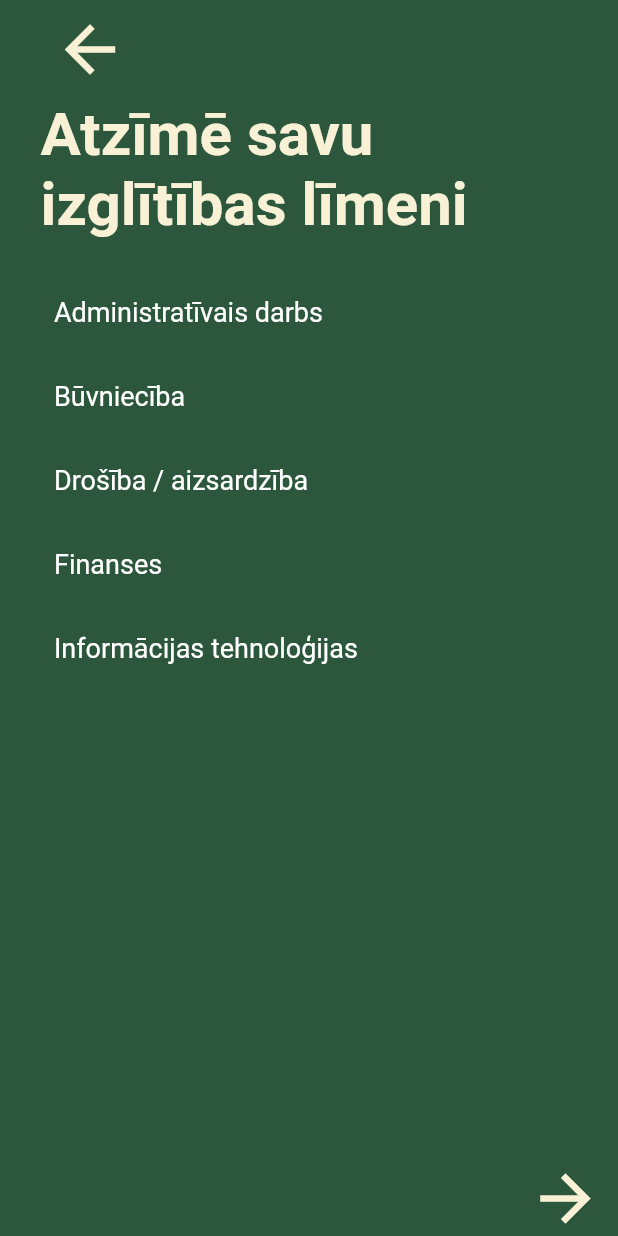
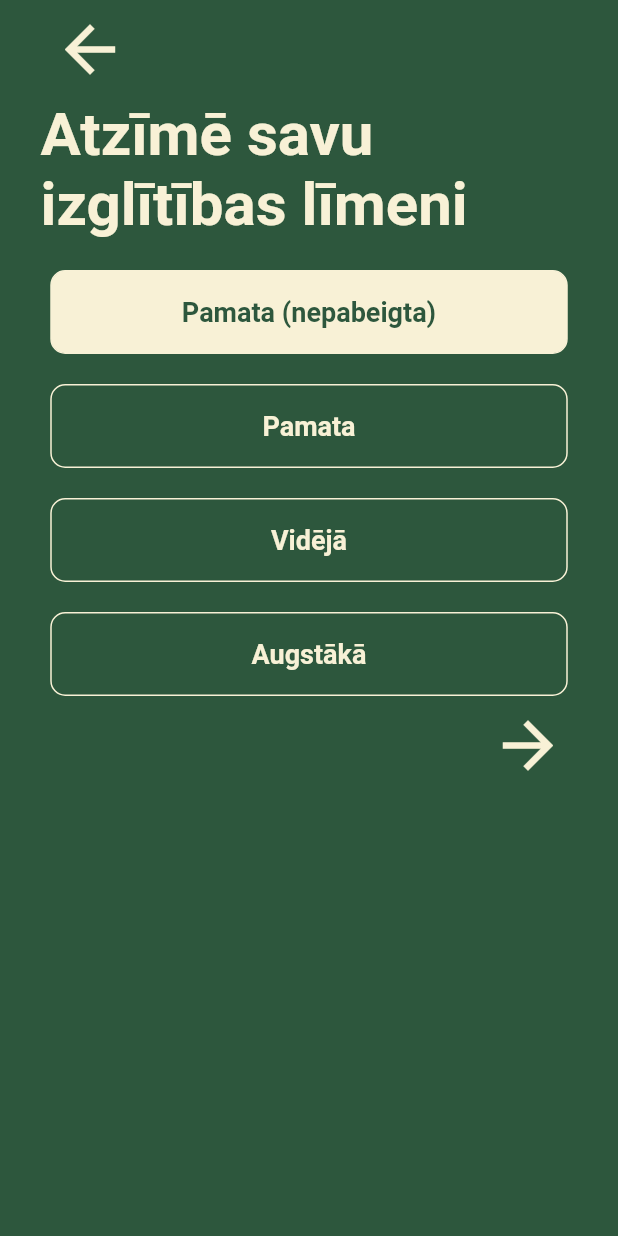
Before and after one commit to janisviksne/emori, a Flutter app: the GenderScreen screen opened directly with empty values, after a tap on the "arrow forward" icon, on a phone screen of 412 x 824 dp. Run offline on Flutter 3.47's test engine with Material 2 defaults, Android fonts, the phone set to English and light mode, and no system bars.

Commit message:
Restored education selection screen, accidental deletion

```diff
--- a/lib/auth_screens/date_picker_screen.dart
+++ b/lib/auth_screens/date_picker_screen.dart
@@ -11,8 +11,8 @@ import 'package:flutter/material.dart';
 import 'package:http/http.dart' as http;
 
 class BirthDatePickerScreen extends StatefulWidget {
-  RegisterUser registerUser;
-  BirthDatePickerScreen(this.registerUser, {Key? key}) : super(key: key);
+  final RegisterUser registerUser;
+  const BirthDatePickerScreen(this.registerUser, {Key? key}) : super(key: key);
 
   @override
   _DatePickerPageState createState() => _DatePickerPageState();
--- a/lib/auth_screens/education_screen.dart
+++ b/lib/auth_screens/education_screen.dart
@@ -1,52 +1,25 @@
-import 'dart:convert';
 import 'dart:developer';
 
+import 'package:emori/auth_screens/profession_screen.dart';
 import 'package:emori/user_constructors/register_user.dart';
 import 'package:emori/utilities/auth_constants.dart';
 import 'package:emori/utilities/widget_constants.dart';
-import 'package:emori/utilities/widgets/auth_widgets/profession_listtile_widget.dart';
+import 'package:emori/utilities/widgets/auth_widgets/container_button.dart';
 import 'package:flutter/material.dart';
-import 'package:http/http.dart' as http;
 
-import 'dashboard.dart';
-
-class ProfessionSelectionScreen extends StatefulWidget {
-  RegisterUser registerUser;
-  ProfessionSelectionScreen(this.registerUser, {Key? key}) : super(key: key);
+class EducationSelectionScreen extends StatefulWidget {
+  final RegisterUser registerUser;
+  const EducationSelectionScreen(this.registerUser, {Key? key})
+      : super(key: key);
 
   @override
-  State<ProfessionSelectionScreen> createState() =>
-      _ProfessionSelectionScreenState();
+  State<EducationSelectionScreen> createState() =>
+      _EducationSelectionScreenState();
 }
 
-class _ProfessionSelectionScreenState extends State<ProfessionSelectionScreen> {
-  String url = "http://10.0.2.2:8080/registerUserData";
-  Future login() async {
-    var res = await http.post(Uri.parse(url),
-        headers: {'Content-Type': 'application/json'},
-        body: json.encode({
-          'email': registerUser.email,
-          'password': registerUser.password,
-          'nickname': registerUser.nickname,
-          'birthdate': registerUser.birthdate
-        }));
-    log(res.body);
-    Navigator.push(
-        context,
-        MaterialPageRoute(
-          builder: (context) => Dashboard(),
-        ));
-  }
-
+class _EducationSelectionScreenState extends State<EducationSelectionScreen> {
+  int _value = 1;
   late RegisterUser registerUser = widget.registerUser;
-  //int _value = 1;
-  final allProfessions = [
-    'Administratīvais darbs',
-    'Būvniecība',
-    'Drošība / aizsardzība',
-    'Finanses',
-    'Informācijas tehnoloģijas',
-  ];
   @override
   Widget build(BuildContext context) {
     return Scaffold(
@@ -66,36 +39,55 @@ class _ProfessionSelectionScreenState extends State<ProfessionSelectionScreen> {
                     ],
                   ),
                   kSizedBox(20.0),
+                  Column(
+                    children: [
+                      ContainerButton<int>(
+                        value: 1,
+                        groupValue: _value,
+                        title: 'Pamata (nepabeigta)',
+                        onChanged: (value) => setState(() {
+                          registerUser.education = 'Pamata (nepabeigta)';
+                          _value = value!;
+                        }),
+                      ),
+                      kSizedBox(20.0),
+                      ContainerButton<int>(
+                        value: 2,
+                        groupValue: _value,
+                        title: 'Pamata',
+                        onChanged: (value) => setState(() {
+                          registerUser.education = 'Pamata';
+                          _value = value!;
+                        }),
+                      ),
+                      kSizedBox(20.0),
+                      ContainerButton<int>(
+                        value: 3,
+                        groupValue: _value,
+                        title: 'Vidējā',
+                        onChanged: (value) => setState(() {
+                          registerUser.education = 'Vidējā';
+                          _value = value!;
+                        }),
+                      ),
+                      kSizedBox(20.0),
+                      ContainerButton<int>(
+                        value: 4,
+                        groupValue: _value,
+                        title: 'Augstākā',
+                        onChanged: (value) => setState(() {
+                          registerUser.education = 'Augstākā';
+                          _value = value!;
+                        }),
+                      ),
                     ],
                   ),
-            ),
                   Expanded(
-              child: ListView(
-                  padding: const EdgeInsets.only(left: 20, right: 20),
-                  scrollDirection: Axis.vertical,
-                  shrinkWrap: true,
-                  children: allProfessions.map((profession) {
-                    final isSelected =
-                        registerUser.occupations.contains(profession);
-                    return ProfessionListTileWidget(
-                        isSelected: isSelected,
-                        profession: profession,
-                        onSelectedProfession: selectProfession);
-                  }).toList()),
-            ),
-            Row(
-              children: [
-                // Expanded(
-                //   child: Column(
-                //     children: [], // <- INSERT IMAGE HERE FOR EDUCATION SELECTION
-                //   ),
-                // ),
-                Expanded(
-                  child: Column(
+                    child: Row(
+                      mainAxisAlignment: MainAxisAlignment.end,
                       crossAxisAlignment: CrossAxisAlignment.end,
                       children: [
                         IconButton(
-                        padding: const EdgeInsets.only(top: 100, right: 10.0),
                           iconSize: 50.0,
                           onPressed: () {
                             print(registerUser.email +
@@ -108,10 +100,15 @@ class _ProfessionSelectionScreenState extends State<ProfessionSelectionScreen> {
                                 ' | ' +
                                 registerUser.gender +
                                 ' | ' +
-                              registerUser.occupations.toString());
+                                registerUser.education);
                             // if (_formKey.currentState!.validate()) {
-                          log('Moving to work status selection screen');
-
+                            log('Moving to education selection screen');
+                            Navigator.push(
+                                context,
+                                MaterialPageRoute(
+                                    builder: (context) =>
+                                        ProfessionSelectionScreen(
+                                            registerUser)));
                             // }
                           },
                           icon: const Icon(Icons.arrow_forward),
@@ -119,24 +116,13 @@ class _ProfessionSelectionScreenState extends State<ProfessionSelectionScreen> {
                         ),
                       ],
                     ),
-                )
+                  ),
                 ],
               ),
+            )
           ],
         ),
       ),
     );
   }
-
-  void selectProfession(String profession) {
-    var isSelected = registerUser.occupations.contains(profession);
-    setState(() {
-      isSelected
-          ? registerUser.occupations.remove(profession)
-          : registerUser.occupations.add(profession);
-      if (registerUser.occupations.length > 4) {
-        registerUser.occupations.remove(profession);
 }
-    });
-  }
-}
--- a/lib/auth_screens/gender_screen.dart
+++ b/lib/auth_screens/gender_screen.dart
@@ -1,15 +1,14 @@
 import 'dart:developer';
 
+import 'package:emori/auth_screens/education_screen.dart';
 import 'package:emori/user_constructors/register_user.dart';
 import 'package:emori/utilities/auth_constants.dart';
 import 'package:emori/utilities/widgets/auth_widgets/container_button.dart';
 import 'package:flutter/material.dart';
 
-import 'education_screen.dart';
-
 class GenderScreen extends StatefulWidget {
-  RegisterUser registerUser;
-  GenderScreen(this.registerUser, {Key? key}) : super(key: key);
+  final RegisterUser registerUser;
+  const GenderScreen(this.registerUser, {Key? key}) : super(key: key);
 
   @override
   State<GenderScreen> createState() => _GenderScreenState();
@@ -103,7 +102,7 @@ class _GenderScreenState extends State<GenderScreen> {
                             context,
                             MaterialPageRoute(
                                 builder: (context) =>
-                                    ProfessionSelectionScreen(registerUser)));
+                                    EducationSelectionScreen(registerUser)));
                         // }
                       },
                       icon: const Icon(Icons.arrow_forward),
```
Also changed, not shown: lib/auth_screens/email_password_screen.dart (+10 -12 lines), lib/auth_screens/profession_screen.dart (added, +143 -0 lines), lib/auth_screens/username_screen.dart (+13 -15 lines). Lines whose indentation alone changed are shown as unchanged.
